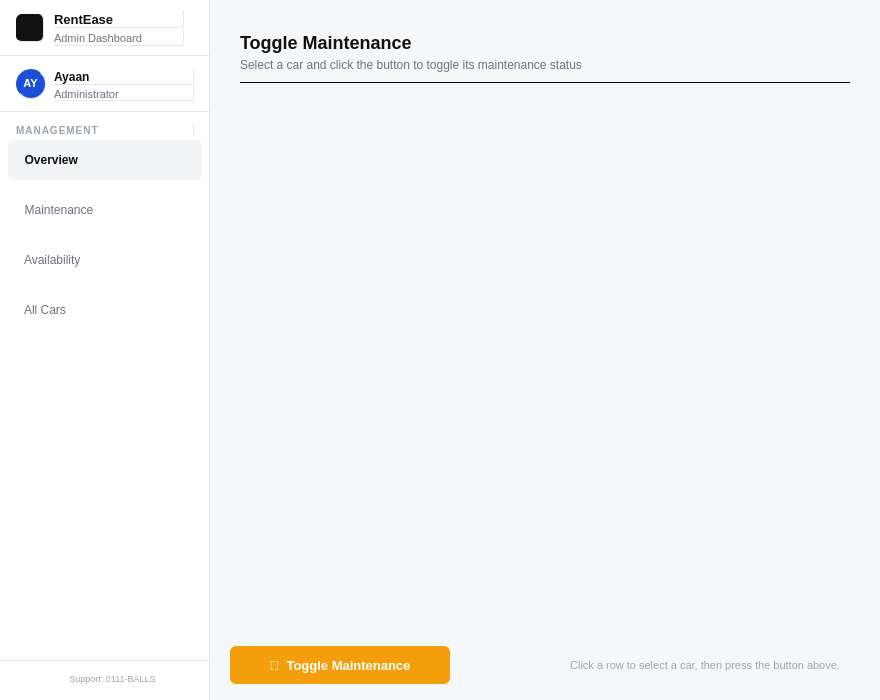
Above: admindashboard.ui from adrift-blip/Car-Rental-Management-System before the change. Below: the same form after it.
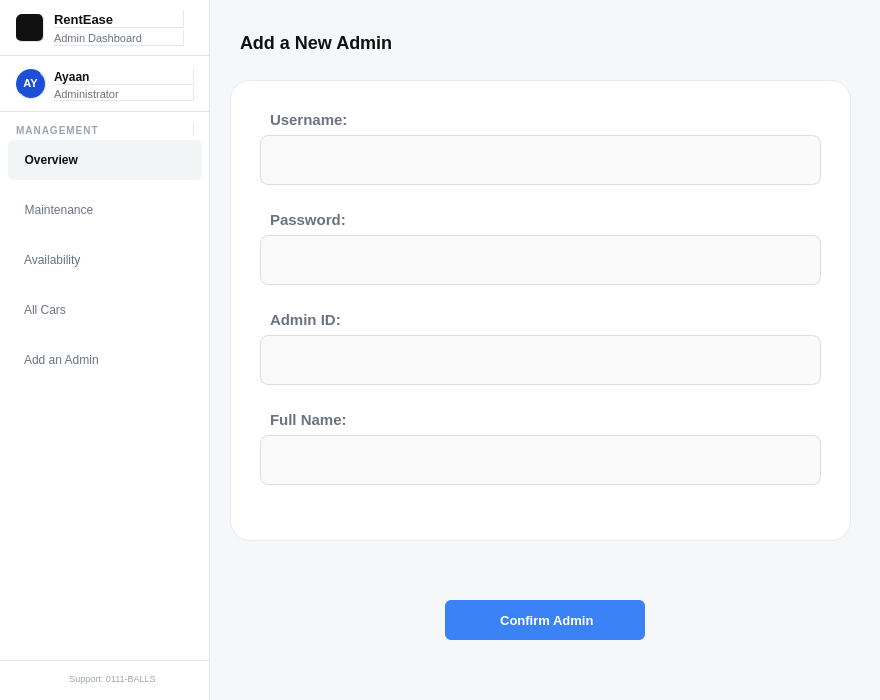
That is the form after the change. Icons and pictures are not drawn.

Commit message: Added invoice, payment, admin adding, loyalty points updating, and some optimizations here and there

What changed in the file:
```diff
--- a/admindashboard.ui
+++ b/admindashboard.ui
@@ -502,6 +502,53 @@
      <set>Qt::AlignmentFlag::AlignHCenter|Qt::AlignmentFlag::AlignTop</set>
     </property>
    </widget>
+   <widget class="QPushButton" name="addAdminBtn">
+    <property name="geometry">
+     <rect>
+      <x>8</x>
+      <y>340</y>
+      <width>194</width>
+      <height>40</height>
+     </rect>
+    </property>
+    <property name="styleSheet">
+     <string notr="true">QPushButton#addAdminBtn {
+    border: none;
+    border-radius: 6px;
+    text-align: left;
+    padding-left: 10px;
+    color: #6B7280;
+    background: none;
+}
+QPushButton#addAdminBtn:hover {
+    background-color: #F9FAFB;
+    color: #111111;
+}
+QPushButton#addAdminBtn:checked {
+    background-color: #F3F4F6;
+    color: #111111;
+    font-weight: 600;
+}</string>
+    </property>
+    <property name="text">
+     <string>  Add an Admin</string>
+    </property>
+    <property name="icon">
+     <iconset theme="QIcon::ThemeIcon::ContactNew"/>
+    </property>
+    <property name="iconSize">
+     <size>
+      <width>18</width>
+      <height>18</height>
+     </size>
+    </property>
+    <property name="checkable">
+     <bool>true</bool>
+    </property>
+    <property name="flat">
+     <bool>true</bool>
+    </property>
+   </widget>
   </widget>
   <widget class="QWidget" name="rootWidget" native="true">
    <property name="geometry">
@@ -522,7 +569,7 @@
      </rect>
     </property>
     <property name="currentIndex">
-     <number>1</number>
+     <number>3</number>
     </property>
     <widget class="QWidget" name="overviewPage">
      <property name="styleSheet">
@@ -1213,6 +1260,231 @@
       </property>
      </widget>
     </widget>
+    <widget class="QWidget" name="addAdminPage">
+     <widget class="QLabel" name="maintTitle_2">
+      <property name="geometry">
+       <rect>
+        <x>30</x>
+        <y>28</y>
+        <width>500</width>
+        <height>28</height>
+       </rect>
+      </property>
+      <property name="styleSheet">
+       <string notr="true">font-size: 18px;
+font-weight: bold;
+color: #111111;
+background: transparent;
+font-family: Segoe UI;</string>
+      </property>
+      <property name="text">
+       <string>Add a New Admin</string>
+      </property>
+     </widget>
+     <widget class="QWidget" name="widget" native="true">
+      <property name="geometry">
+       <rect>
+        <x>20</x>
+        <y>80</y>
+        <width>621</width>
+        <height>461</height>
+       </rect>
+      </property>
+      <property name="styleSheet">
+       <string notr="true">border: 1px solid #e8eaf0;
+border-radius: 20px;
+background: white;
+outline: none;
+color: #1a1a2e;</string>
+      </property>
+      <widget class="QLabel" name="label_11">
+       <property name="geometry">
+        <rect>
+         <x>40</x>
+         <y>30</y>
+         <width>150</width>
+         <height>20</height>
+        </rect>
+       </property>
+       <property name="styleSheet">
+        <string notr="true">font-weight:bold;
+border:none;
+outline:none;
+font-size: 15px;
+color: #6B7280;
+background-color: transparent;</string>
+       </property>
+       <property name="text">
+        <string>Username:</string>
+       </property>
+      </widget>
+      <widget class="QLineEdit" name="newAdminName">
+       <property name="geometry">
+        <rect>
+         <x>30</x>
+         <y>55</y>
+         <width>561</width>
+         <height>50</height>
+        </rect>
+       </property>
+       <property name="styleSheet">
+        <string notr="true">background-color: #fafafa;
+border: 1px solid #dddddd;
+border-radius: 8px;
+padding: 10px 14px;
+font-size: 14px;
+color: #1a1a2e;</string>
+       </property>
+      </widget>
+      <widget class="QLabel" name="label_12">
+       <property name="geometry">
+        <rect>
+         <x>40</x>
+         <y>130</y>
+         <width>150</width>
+         <height>20</height>
+        </rect>
+       </property>
+       <property name="styleSheet">
+        <string notr="true">font-weight:bold;
+border:none;
+outline:none;
+font-size: 15px;
+color: #6B7280;
+background-color: transparent;</string>
+       </property>
+       <property name="text">
+        <string>Password:</string>
+       </property>
+      </widget>
+      <widget class="QLineEdit" name="newPassword">
+       <property name="geometry">
+        <rect>
+         <x>30</x>
+         <y>155</y>
+         <width>561</width>
+         <height>50</height>
+        </rect>
+       </property>
+       <property name="styleSheet">
+        <string notr="true">background-color: #fafafa;
+border: 1px solid #dddddd;
+border-radius: 8px;
+padding: 10px 14px;
+font-size: 14px;
+color: #1a1a2e;</string>
+       </property>
+      </widget>
+      <widget class="QLabel" name="label_13">
+       <property name="geometry">
+        <rect>
+         <x>40</x>
+         <y>230</y>
+         <width>150</width>
+         <height>20</height>
+        </rect>
+       </property>
+       <property name="styleSheet">
+        <string notr="true">font-weight:bold;
+border:none;
+outline:none;
+font-size: 15px;
+color: #6B7280;
+background-color: transparent;</string>
+       </property>
+       <property name="text">
+        <string>Admin ID:</string>
+       </property>
+      </widget>
+      <widget class="QLineEdit" name="newFullName">
+       <property name="geometry">
+        <rect>
+         <x>30</x>
+         <y>355</y>
+         <width>561</width>
+         <height>50</height>
+        </rect>
+       </property>
+       <property name="styleSheet">
+        <string notr="true">background-color: #fafafa;
+border: 1px solid #dddddd;
+border-radius: 8px;
+padding: 10px 14px;
+font-size: 14px;
+color: #1a1a2e;</string>
+       </property>
+      </widget>
+      <widget class="QLineEdit" name="newAdminID">
+       <property name="geometry">
+        <rect>
+         <x>30</x>
+         <y>255</y>
+         <width>561</width>
+         <height>50</height>
+        </rect>
+       </property>
+       <property name="styleSheet">
+        <string notr="true">background-color: #fafafa;
+border: 1px solid #dddddd;
+border-radius: 8px;
+padding: 10px 14px;
+font-size: 14px;
+color: #1a1a2e;</string>
+       </property>
+      </widget>
+      <widget class="QLabel" name="label_14">
+       <property name="geometry">
+        <rect>
+         <x>40</x>
+         <y>330</y>
+         <width>150</width>
+         <height>20</height>
+        </rect>
+       </property>
+       <property name="styleSheet">
+        <string notr="true">font-weight:bold;
+border:none;
+outline:none;
+font-size: 15px;
+color: #6B7280;
+background-color: transparent;</string>
+       </property>
+       <property name="text">
+        <string>Full Name:</string>
+       </property>
+      </widget>
+     </widget>
+     <widget class="QPushButton" name="confirmBtn">
+      <property name="geometry">
+       <rect>
+        <x>235</x>
+        <y>600</y>
+        <width>200</width>
+        <height>40</height>
+       </rect>
+      </property>
+      <property name="styleSheet">
+       <string notr="true">QPushButton {
+    background-color: #3B82F6;
+    color: #ffffff;
+    border: none;
+    border-radius: 6px;
+    font-size: 13px;
+    font-weight: bold;
+    font-family: Segoe UI;
+}
+QPushButton:hover {
+    background-color: #2563EB;
+}</string>
+      </property>
+      <property name="text">
+       <string> Confirm Admin</string>
+      </property>
+      <property name="icon">
+       <iconset theme="QIcon::ThemeIcon::ContactNew"/>
+      </property>
+     </widget>
+    </widget>
     <widget class="QWidget" name="allCarsPage">
      <property name="styleSheet">
       <string notr="true">background-color: #F5F7F9;</string>
```
Left out of the diff: 2 changed lines with no effect on the pictures. The commit also changes 25 other files.
